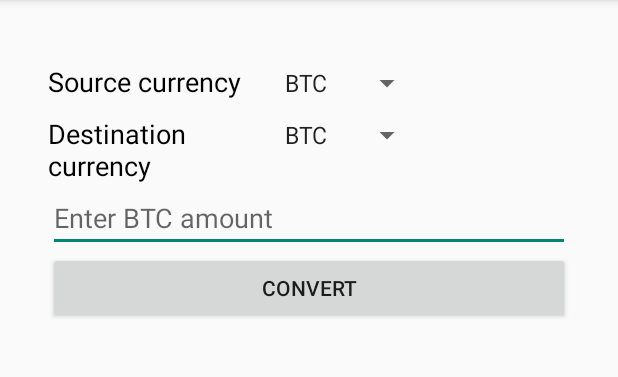
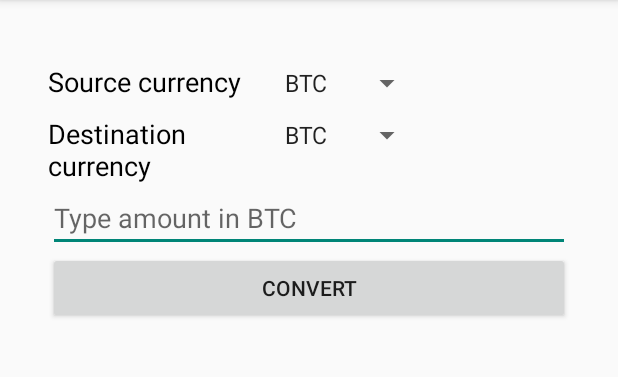
Before and after one commit to mpi77/altconv, an Android app: the screen it shows after launch (MainActivity), after a tap on "CONVERT", on a phone screen of 412 x 824 dp, the part 84-461 px from its top. Run offline under Robolectric (Android 15) with nearby library versions, the phone set to English and light mode, and no system bars.

Commit message:
moved strings to res;

```diff
--- a/app/src/main/java/cz/sd2/altconv/MainActivity.java
+++ b/app/src/main/java/cz/sd2/altconv/MainActivity.java
@@ -84,7 +84,7 @@ public class MainActivity extends ActionBarActivity {
             serverURI = savedInstanceState.getString(MainActivity.BUNDLE_SERVER_URI);
         } catch (JSONException e) {
             Log.i(MainActivity.class.getName(), savedInstanceState.getString(MainActivity.BUNDLE_CACHE));
-            makeToast("Unable to restore courses.", Toast.LENGTH_SHORT);
+            makeToast(getResources().getString(R.string.msg_restore_courses_fail), Toast.LENGTH_SHORT);
         }
     }
 
@@ -162,7 +162,7 @@ public class MainActivity extends ActionBarActivity {
         double cc_dst = 0;
         try {
             if(!cache.has(MainActivity.CACHE_COURSES)){
-                makeToast("Need to download courses first.", Toast.LENGTH_SHORT);
+                makeToast(getResources().getString(R.string.msg_empty_courses), Toast.LENGTH_SHORT);
                 return;
             }
             cc_btc = cache.getJSONObject(MainActivity.CACHE_COURSES).getDouble(fromCurrency);
@@ -176,7 +176,7 @@ public class MainActivity extends ActionBarActivity {
             }
         } catch (Exception e) {
             Log.i(MainActivity.class.getName(), fromCurrency + " " + toCurrency + " " + cc_btc);
-            makeToast("Conversion failed.", Toast.LENGTH_SHORT);
+            makeToast(getResources().getString(R.string.msg_conversion_failed), Toast.LENGTH_SHORT);
             calc_value.setText("");
         }
     }
@@ -197,7 +197,7 @@ public class MainActivity extends ActionBarActivity {
             TextView sel = (TextView) view;
             String from = sel.getText().toString();
             fromCurrency = from;
-            te_value.setHint("Enter " + fromCurrency + " amount");
+            te_value.setHint(getResources().getString(R.string.msg_type_amount) + " " + fromCurrency);
         }
     }
 
@@ -224,13 +224,13 @@ public class MainActivity extends ActionBarActivity {
                 rx = getJsonString(url[0]);
                 cache = new JSONObject(rx);
                 Log.i(MainActivity.class.getName(), cache.toString());
-                makeToast("Downloading finished.", Toast.LENGTH_SHORT);
+                makeToast(getResources().getString(R.string.msg_download_ok), Toast.LENGTH_SHORT);
             } catch (IOException e) {
                 Log.i(MainActivity.class.getName(), rx);
-                makeToast("Downloading failed.", Toast.LENGTH_SHORT);
+                makeToast(getResources().getString(R.string.msg_download_fail), Toast.LENGTH_SHORT);
             } catch (JSONException e) {
                 Log.i(MainActivity.class.getName(), cache.toString());
-                makeToast("Downloading failed.", Toast.LENGTH_SHORT);
+                makeToast(getResources().getString(R.string.msg_download_fail), Toast.LENGTH_SHORT);
             }
 
             return null;
--- a/app/src/main/res/values/strings.xml
+++ b/app/src/main/res/values/strings.xml
@@ -11,6 +11,13 @@
     <string name="tv_set_tit">Type server URI</string>
     <string name="btn_convert">Convert</string>
 
+    <string name="msg_empty_courses">Need to download courses first.</string>
+    <string name="msg_restore_courses_fail">Unable to restore courses.</string>
+    <string name="msg_type_amount">Type amount in </string>
+    <string name="msg_download_ok">Downloading finished.</string>
+    <string name="msg_download_fail">Downloading failed.</string>
+    <string name="msg_conversion_failed">Conversion failed.</string>
+
     <string-array name="currencyType">
         <item>BTC</item>
         <item>LTC</item>
```
